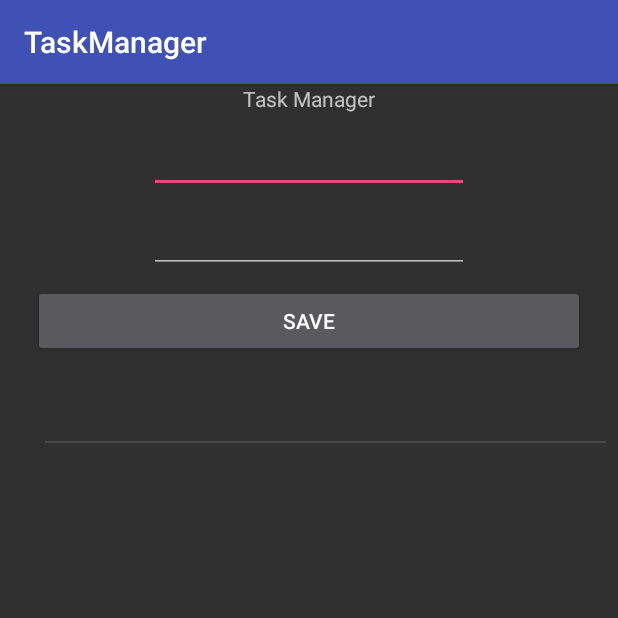
After one commit to karenfreemansmith/TaskManager, an Android app: the NewTask screen opened directly, with no data from a screen before it, on a phone screen of 412 x 824 dp, the top half of it. The commit adds this screen. Run offline under Robolectric (Android 15) with nearby library versions, the phone set to English and light mode, and no system bars.

```diff
--- /dev/null
+++ b/app/src/main/java/com/microacademylabs/taskmanager/NewTask.java
@@ -0,0 +1,68 @@
+package com.microacademylabs.taskmanager;
+
+import android.support.v7.app.AppCompatActivity;
+import android.os.Bundle;
+import android.view.View;
+import android.widget.AdapterView;
+import android.widget.Button;
+import android.widget.EditText;
+import android.widget.ListView;
+import android.widget.SimpleCursorAdapter;
+import android.widget.Toast;
+
+public class NewTask extends AppCompatActivity {
+  private EditText mEditTitle;
+  private EditText mEditDescription;
+  private ListView mTaskList;
+  private Button mSaveBtn;
+  private TaskDatabase mTaskDatabase;
+
+  @Override
+  protected void onCreate(Bundle savedInstanceState) {
+    super.onCreate(savedInstanceState);
+    setContentView(R.layout.activity_new_task);
+
+    mTaskDatabase = new TaskDatabase(this);
+
+    mEditTitle = (EditText)findViewById(R.id.etTitle);
+    mEditDescription = (EditText)findViewById(R.id.etDescription);
+
+    mSaveBtn = (Button)findViewById(R.id.btnSave);
+    mSaveBtn.setOnClickListener(new View.OnClickListener() {
+      @Override
+      public void onClick(View v) {
+        saveRecord();
+      }
+    });
+
+    mTaskList = (ListView)findViewById(R.id.taskList);
+    mTaskList.setOnItemClickListener(new AdapterView.OnItemClickListener(){
+
+      @Override
+      public void onItemClick(AdapterView<?> parent, View view, int position, long id) {
+        Toast.makeText(NewTask.this, mTaskDatabase.getDescription(id), Toast.LENGTH_SHORT).show();
+      }
+    });
+    mTaskList.setOnItemLongClickListener(new AdapterView.OnItemLongClickListener() {
+      @Override
+      public boolean onItemLongClick(AdapterView<?> parent, View view, int position, long id) {
+        Toast.makeText(NewTask.this, "Records deleted = " + mTaskDatabase.deleteRecord(id), Toast.LENGTH_SHORT).show();
+        updateTaskList();
+        return true;
+      }
+    });
+    updateTaskList();
+  }
+
+  private void saveRecord() {
+    mTaskDatabase.saveRecord(mEditTitle.getText().toString(), mEditDescription.getText().toString());
+    mEditTitle.setText("");
+    mEditDescription.setText("");
+    updateTaskList();
+  }
+
+  private void updateTaskList() {
+    SimpleCursorAdapter adapter = new SimpleCursorAdapter(this, android.R.layout.simple_list_item_1, mTaskDatabase.getTaskList(), new String[]{"title"}, new int[]{android.R.id.text1}, 0);
+    mTaskList.setAdapter(adapter);
+  }
+}
--- /dev/null
+++ b/app/src/main/res/layout/activity_new_task.xml
@@ -0,0 +1,71 @@
+<?xml version="1.0" encoding="utf-8"?>
+<android.support.constraint.ConstraintLayout
+    xmlns:android="http://schemas.android.com/apk/res/android"
+    xmlns:app="http://schemas.android.com/apk/res-auto"
+    xmlns:tools="http://schemas.android.com/tools"
+    android:layout_width="match_parent"
+    android:layout_height="match_parent"
+    tools:context="com.microacademylabs.taskmanager.NewTask">
+    <TextView
+        android:layout_width="wrap_content"
+        android:layout_height="wrap_content"
+        android:text="Task Manager"
+        app:layout_constraintLeft_toLeftOf="parent"
+        app:layout_constraintRight_toRightOf="parent"
+        app:layout_constraintTop_toTopOf="parent"
+        android:id="@+id/txtTitle"/>
+
+    <EditText
+        android:id="@+id/etTitle"
+        android:layout_width="wrap_content"
+        android:layout_height="wrap_content"
+        android:ems="10"
+        android:inputType="textPersonName"
+        android:text=""
+        android:layout_marginTop="8dp"
+        app:layout_constraintTop_toBottomOf="@+id/txtTitle"
+        android:layout_marginRight="8dp"
+        app:layout_constraintRight_toRightOf="parent"
+        android:layout_marginLeft="8dp"
+        app:layout_constraintLeft_toLeftOf="parent"/>
+
+    <EditText
+        android:id="@+id/etDescription"
+        android:layout_width="wrap_content"
+        android:layout_height="wrap_content"
+        android:ems="10"
+        android:inputType="textPersonName"
+        android:text=""
+        android:layout_marginTop="8dp"
+        app:layout_constraintTop_toBottomOf="@+id/etTitle"
+        android:layout_marginRight="8dp"
+        app:layout_constraintRight_toRightOf="parent"
+        android:layout_marginLeft="8dp"
+        app:layout_constraintLeft_toLeftOf="parent"/>
+
+    <Button
+        android:id="@+id/btnSave"
+        android:layout_width="368dp"
+        android:layout_height="0dp"
+        android:text="SAVE"
+        android:layout_marginTop="8dp"
+        app:layout_constraintTop_toBottomOf="@+id/etDescription"
+        android:layout_marginRight="8dp"
+        app:layout_constraintRight_toRightOf="parent"
+        android:layout_marginLeft="8dp"
+        app:layout_constraintLeft_toLeftOf="parent"/>
+
+    <ListView
+        android:id="@+id/taskList"
+        android:layout_width="0dp"
+        android:layout_height="0dp"
+        android:layout_marginRight="8dp"
+        app:layout_constraintRight_toRightOf="parent"
+        android:layout_marginEnd="8dp"
+        android:layout_marginLeft="8dp"
+        app:layout_constraintLeft_toLeftOf="@+id/btnSave"
+        app:layout_constraintBottom_toBottomOf="parent"
+        android:layout_marginBottom="8dp"
+        android:layout_marginTop="8dp"
+        app:layout_constraintTop_toBottomOf="@+id/btnSave"/>
+</android.support.constraint.ConstraintLayout>
```
Also changed, not shown: app/src/main/AndroidManifest.xml (+8 -0 lines), app/src/main/java/com/microacademylabs/taskmanager/ContactList.java (added, +67 -0 lines), app/src/main/java/com/microacademylabs/taskmanager/MainActivity.java (+12 -38 lines), app/src/main/java/com/microacademylabs/taskmanager/NewContact.java (added, +67 -0 lines), app/src/main/java/com/microacademylabs/taskmanager/TaskDatabase.java (+56 -1 lines), app/src/main/java/com/microacademylabs/taskmanager/TaskList.java (added, +68 -0 lines), app/src/main/res/layout/activity_contact_list.xml (added, +71 -0 lines), app/src/main/res/layout/activity_main.xml (+13 -57 lines), app/src/main/res/layout/activity_new_contact.xml (added, +71 -0 lines), app/src/main/res/layout/activity_task_list.xml (added, +71 -0 lines).
